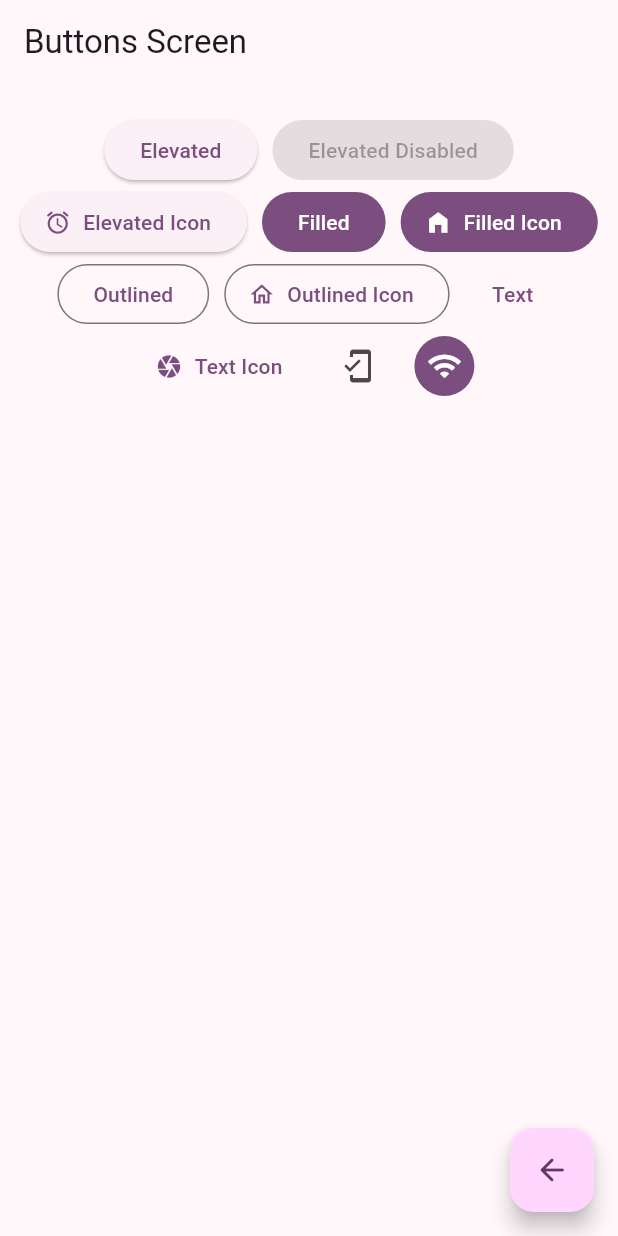
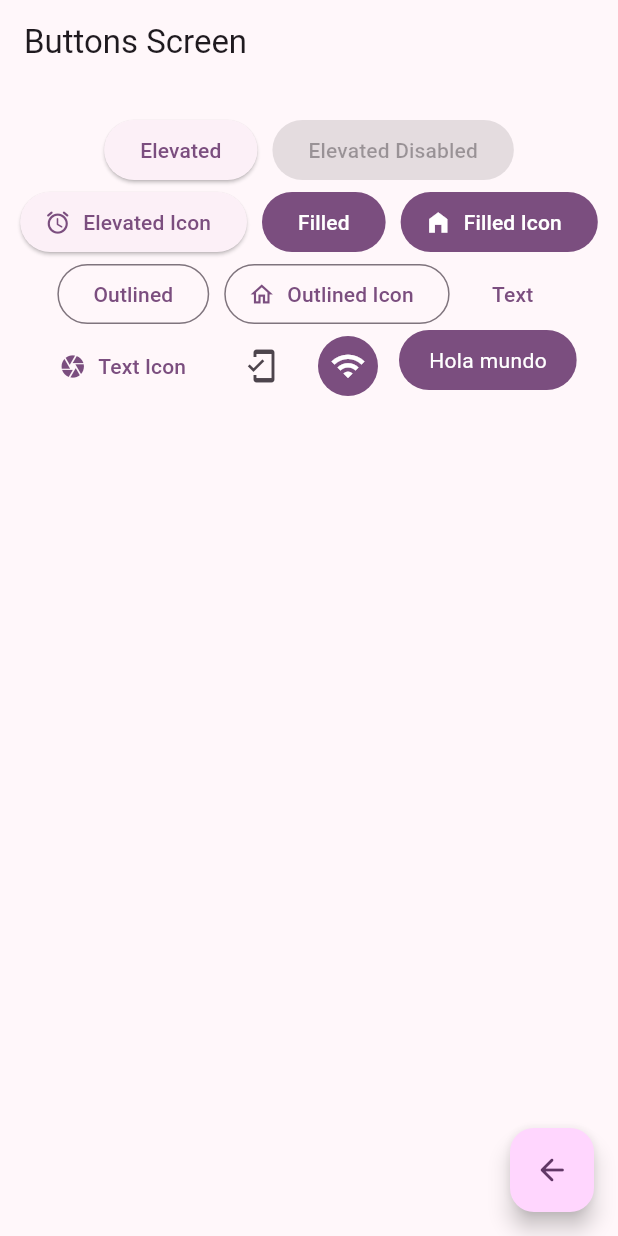
Before and after one commit to ju-lienz/widgets_app, a Flutter app: the ButtonsScreen screen opened by its route, on a phone screen of 412 x 824 dp. Run offline on Flutter 3.47's test engine with Material 3 defaults, Android fonts, the phone set to English and light mode, and no system bars; our stand-ins replace go_router.

Commit message:
add personalized button

```diff
--- a/lib/presentation/screens/buttons/buttons_screen.dart
+++ b/lib/presentation/screens/buttons/buttons_screen.dart
@@ -91,10 +91,38 @@ class _ButtonsView extends StatelessWidget {
                 backgroundColor: MaterialStatePropertyAll(colors.primary),
                 iconColor: const MaterialStatePropertyAll(Colors.white),
               ),
-            )
+            ),
+            const CustomButton(),
           ],
         ),
       ),
     );
   }
 }
+
+class CustomButton extends StatelessWidget {
+  const CustomButton({super.key});
+
+  @override
+  Widget build(BuildContext context) {
+    final colors = Theme.of(context).colorScheme;
+    return ClipRRect(
+      /// [ClipRRect] allows rounded corners
+      borderRadius: BorderRadius.circular(20),
+      child: Material(
+        color: colors.primary,
+        child: InkWell(
+          /// [InkWell] allows splash effect while tapping the button
+          onTap: () {},
+          child: const Padding(
+            padding: EdgeInsets.symmetric(horizontal: 20, vertical: 10),
+            child: Text(
+              "Hola mundo",
+              style: TextStyle(color: Colors.white),
+            ),
+          ),
+        ),
+      ),
+    );
+  }
+}
```
